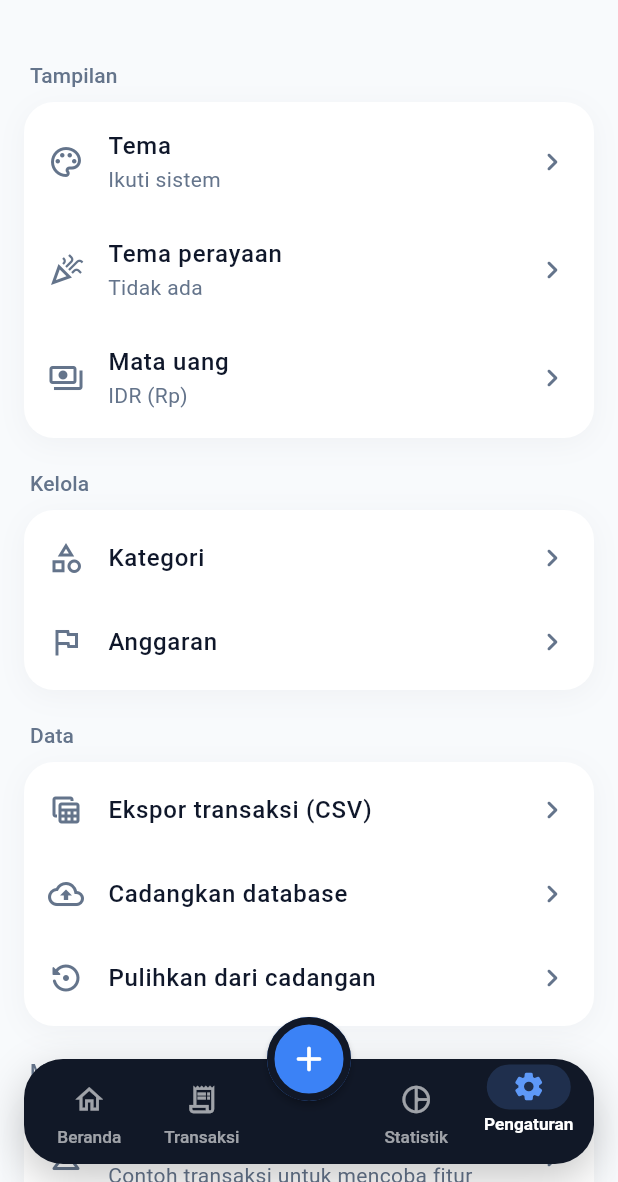
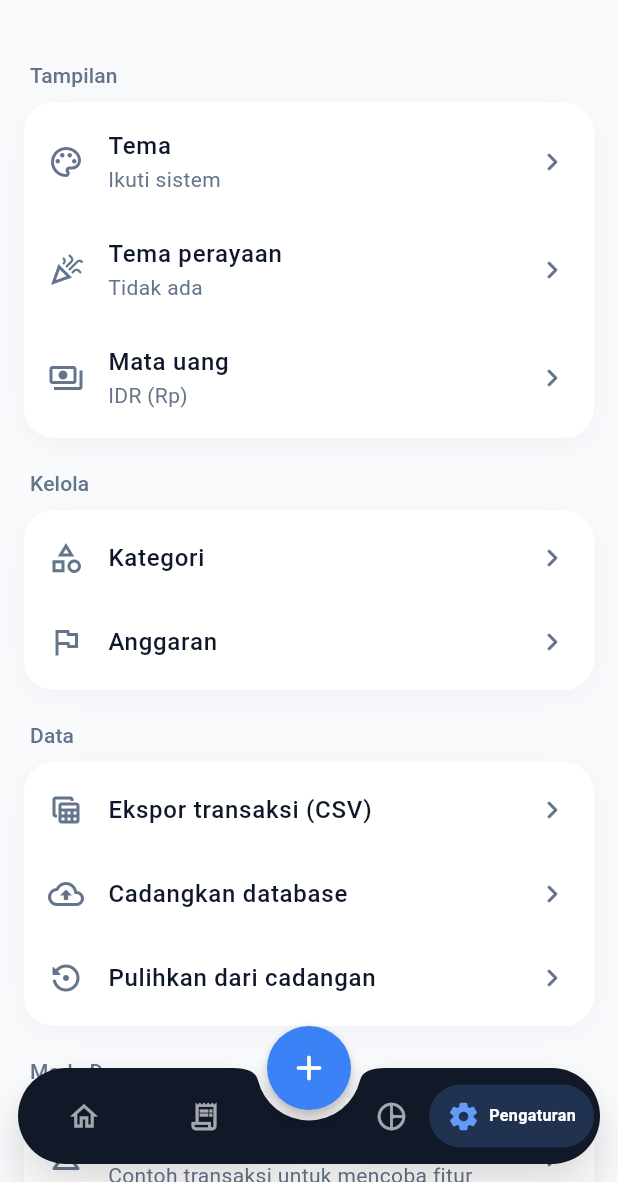
Before and after one commit to willsyh/dhuwitku, a Flutter app: the screen it shows after launch, item 4 of the bottom bar chosen, on a phone screen of 412 x 824 dp, the part 54-1236 px from its top. Run offline on Flutter 3.47's test engine with Material 3 defaults, Android fonts, the phone set to English and light mode, and no system bars; our stand-ins replace drift, drift_flutter, file_picker, fl_chart, flutter_riverpod, shared_preferences; missing offline and left inert: sqlite3; accounts and stored records are empty; generated files the repository leaves out were written again.

Commit message:
feat(navbar): tab aktif jadi pill berlabel, tombol + di lekukan

```diff
--- a/lib/app/home_shell.dart
+++ b/lib/app/home_shell.dart
@@ -20,6 +20,13 @@ class HomeTabNotifier extends Notifier<HomeTab> {
 
 final homeTabProvider = NotifierProvider<HomeTabNotifier, HomeTab>(HomeTabNotifier.new);
 
+/// Bar geometry. The FAB (56) is docked on the bar's top edge and sits in a
+/// curved notch of radius [_fabRadius] + [_notchMargin].
+const double _barHeight = 64;
+const double _barRadius = 32;
+const double _fabRadius = 28;
+const double _notchMargin = 7;
+
 class HomeShell extends ConsumerWidget {
   const HomeShell({super.key});
 
@@ -39,7 +46,36 @@ class HomeShell extends ConsumerWidget {
   Widget build(BuildContext context, WidgetRef ref) {
     final tab = ref.watch(homeTabProvider);
     final theme = Theme.of(context);
-    final bar = barColor(theme.brightness);
+
+    Widget item(int i) {
+      final it = _items[i];
+      return _NavItem(
+        icon: it.$2,
+        selectedIcon: it.$3,
+        label: it.$4,
+        selected: tab == it.$1,
+        onTap: () => ref.read(homeTabProvider.notifier).select(it.$1),
+      );
+    }
+
+    // One half of the bar. The selected item takes more of the half; the
+    // flex weights are animated so the width change is smooth.
+    Widget side(int a, int b) {
+      final target = Offset(tab == _items[a].$1 ? 1 : 0, tab == _items[b].$1 ? 1 : 0);
+      return Expanded(
+        child: TweenAnimationBuilder<Offset>(
+          tween: Tween(end: target),
+          duration: const Duration(milliseconds: 300),
+          curve: Curves.easeOutCubic,
+          builder: (context, w, _) => Row(
+            children: [
+              Expanded(flex: (100 + 120 * w.dx).round(), child: item(a)),
+              Expanded(flex: (100 + 120 * w.dy).round(), child: item(b)),
+            ],
+          ),
+        ),
+      );
+    }
 
     return PopScope(
       canPop: tab == HomeTab.home,
@@ -59,15 +95,13 @@ class HomeShell extends ConsumerWidget {
             SettingsScreen(),
           ],
         ),
-        // Sits centered on the bar's top edge; the ring in the bar color makes
-        // it look cut into the bar.
         floatingActionButton: FloatingActionButton(
           tooltip: 'Catat transaksi',
-          elevation: 2,
-          shape: CircleBorder(side: BorderSide(color: bar, width: 5)),
+          elevation: 4,
           onPressed: () => showQuickAddSheet(context, type: TransactionType.expense),
           child: const Icon(Icons.add_rounded, size: 28),
         ),
+        // Centers the FAB on the bar's top edge, i.e. inside the notch.
         floatingActionButtonLocation: FloatingActionButtonLocation.centerDocked,
         bottomNavigationBar: SafeArea(
           minimum: const EdgeInsets.only(bottom: 12),
@@ -76,39 +110,26 @@ class HomeShell extends ConsumerWidget {
             child: ConstrainedBox(
               constraints: const BoxConstraints(maxWidth: 520),
               child: Padding(
-                padding: const EdgeInsets.symmetric(horizontal: 16),
-                child: Container(
-                  height: 70,
-                  padding: const EdgeInsets.symmetric(horizontal: 6),
-                  decoration: BoxDecoration(
-                    color: bar,
-                    borderRadius: BorderRadius.circular(26),
-                    border: theme.brightness == Brightness.dark
-                        ? Border.all(color: Colors.white.withValues(alpha: 0.06))
-                        : null,
-                    boxShadow: [
-                      BoxShadow(
-                        color: Colors.black.withValues(alpha: 0.22),
-                        blurRadius: 24,
-                        offset: const Offset(0, 10),
-                      ),
+                padding: const EdgeInsets.symmetric(horizontal: 12),
+                child: PhysicalShape(
+                  clipper: const _NotchedBarClipper(),
+                  color: barColor(theme.brightness),
+                  elevation: 10,
+                  shadowColor: Colors.black.withValues(alpha: 0.5),
+                  child: SizedBox(
+                    height: _barHeight,
+                    child: Padding(
+                      padding: const EdgeInsets.symmetric(horizontal: 4),
+                      child: Row(
+                        children: [
+                          side(0, 1),
+                          // Narrower than the notch's top opening: the pills sit lower, where
+                          // the curve is narrower.
+                          const SizedBox(width: 60),
+                          side(2, 3),
                         ],
                       ),
-                  child: Row(
-                    children: [
-                      for (final (i, item) in _items.indexed) ...[
-                        if (i == 2) const SizedBox(width: 68),
-                        Expanded(
-                          child: _NavItem(
-                            icon: item.$2,
-                            selectedIcon: item.$3,
-                            label: item.$4,
-                            selected: tab == item.$1,
-                            onTap: () => ref.read(homeTabProvider.notifier).select(item.$1),
                     ),
-                        ),
-                      ],
-                    ],
                   ),
                 ),
               ),
@@ -120,8 +141,32 @@ class HomeShell extends ConsumerWidget {
   }
 }
 
-/// Bottom-nav item. The selected one lifts up with a tinted pill behind its
-/// icon; pressing shrinks it slightly, and a mouse hover shows a faint pill.
+/// Rounded "stadium" bar with a smooth circular notch in the top center, so
+/// the + button sits in its own curve instead of merging with the bar.
+class _NotchedBarClipper extends CustomClipper<Path> {
+  const _NotchedBarClipper();
+
+  @override
+  Path getClip(Size size) {
+    final host = Offset.zero & size;
+    final guest = Rect.fromCircle(
+      center: Offset(size.width / 2, 0),
+      radius: _fabRadius + _notchMargin,
+    );
+    // CircularNotchedRectangle gives the notch smooth shoulders; intersecting
+    // with a rounded rect gives the bar its rounded ends.
+    final notched = const CircularNotchedRectangle().getOuterPath(host, guest);
+    final rounded = Path()
+      ..addRRect(RRect.fromRectAndRadius(host, const Radius.circular(_barRadius)));
+    return Path.combine(PathOperation.intersect, notched, rounded);
+  }
+
+  @override
+  bool shouldReclip(_NotchedBarClipper oldClipper) => false;
+}
+
+/// Nav item. The selected one grows into a pill showing the icon and its name
+/// side by side; others show only the icon (name on long-press tooltip).
 class _NavItem extends StatefulWidget {
   const _NavItem({
     required this.icon,
@@ -142,8 +187,8 @@ class _NavItem extends StatefulWidget {
 }
 
 class _NavItemState extends State<_NavItem> {
-  static const _duration = Duration(milliseconds: 320);
-  static const _lift = Curves.easeOutBack;
+  static const _duration = Duration(milliseconds: 300);
+  static const _curve = Curves.easeOutCubic;
 
   bool _pressed = false;
   bool _hovered = false;
@@ -152,19 +197,21 @@ class _NavItemState extends State<_NavItem> {
   Widget build(BuildContext context) {
     final scheme = Theme.of(context).colorScheme;
     final selected = widget.selected;
-    // The bar is always dark, so colors are tuned for a dark background.
-    // Lighten the theme color a little so darker festive colors stay visible.
-    final accent = Color.lerp(scheme.primary, Colors.white, 0.18)!;
-    final iconColor = selected ? accent : Colors.white.withValues(alpha: 0.6);
-    final labelColor = selected ? Colors.white : Colors.white.withValues(alpha: 0.6);
+    // The bar is always dark. Lighten the theme color a little so darker
+    // festive colors stay visible on it.
+    final accent = Color.lerp(scheme.primary, Colors.white, 0.2)!;
+    final iconColor = selected ? accent : Colors.white.withValues(alpha: 0.62);
 
     final pillColor = selected
-        ? accent.withValues(alpha: 0.18)
+        ? accent.withValues(alpha: 0.2)
         : _hovered || _pressed
         ? Colors.white.withValues(alpha: 0.08)
         : Colors.white.withValues(alpha: 0);
 
-    return Semantics(
+    return Tooltip(
+      message: widget.label,
+      excludeFromSemantics: true,
+      child: Semantics(
         selected: selected,
         button: true,
         label: widget.label,
@@ -185,28 +232,23 @@ class _NavItemState extends State<_NavItem> {
               if (!selected) HapticFeedback.selectionClick();
               widget.onTap();
             },
-          child: AnimatedSlide(
-            // Lift the selected tab ~6px upward.
-            offset: Offset(0, selected ? -0.12 : 0),
-            duration: _duration,
-            curve: _lift,
+            child: Center(
               child: AnimatedScale(
                 scale: _pressed ? 0.92 : 1,
                 duration: const Duration(milliseconds: 120),
-              curve: Curves.easeOut,
-              child: Column(
-                mainAxisAlignment: MainAxisAlignment.center,
-                children: [
-                  AnimatedContainer(
+                child: AnimatedContainer(
                   duration: _duration,
-                    curve: Curves.easeOutCubic,
-                    width: selected ? 56 : 44,
-                    height: 30,
+                  curve: _curve,
+                  height: 42,
+                  padding: EdgeInsets.symmetric(horizontal: selected ? 12 : 9),
                   decoration: BoxDecoration(
                     color: pillColor,
-                      borderRadius: BorderRadius.circular(15),
+                    borderRadius: BorderRadius.circular(21),
                   ),
-                    child: AnimatedSwitcher(
+                  child: Row(
+                    mainAxisSize: MainAxisSize.min,
+                    children: [
+                      AnimatedSwitcher(
                         duration: const Duration(milliseconds: 200),
                         transitionBuilder: (child, anim) =>
                             ScaleTransition(scale: anim, child: child),
@@ -217,18 +259,33 @@ class _NavItemState extends State<_NavItem> {
                           size: 22,
                         ),
                       ),
+                      // Name slides out next to the icon when selected.
+                      Flexible(
+                        child: AnimatedSize(
+                          duration: _duration,
+                          curve: _curve,
+                          child: selected
+                              ? Padding(
+                                  padding: const EdgeInsets.only(left: 6),
+                                  child: FittedBox(
+                                    fit: BoxFit.scaleDown,
+                                    child: Text(
+                                      widget.label,
+                                      maxLines: 1,
+                                      style: const TextStyle(
+                                        color: Colors.white,
+                                        fontSize: 12.5,
+                                        fontWeight: FontWeight.w700,
                                       ),
-                  const SizedBox(height: 3),
-                  AnimatedDefaultTextStyle(
-                    duration: _duration,
-                    style: TextStyle(
-                      fontSize: 11.5,
-                      color: labelColor,
-                      fontWeight: selected ? FontWeight.w700 : FontWeight.w500,
                                     ),
-                    child: Text(widget.label, maxLines: 1, overflow: TextOverflow.ellipsis),
+                                  ),
+                                )
+                              : const SizedBox.shrink(),
+                        ),
                       ),
                     ],
+                  ),
+                ),
               ),
             ),
           ),
```
Also changed, not shown: 1 other file. Lines whose indentation alone changed are shown as unchanged.
